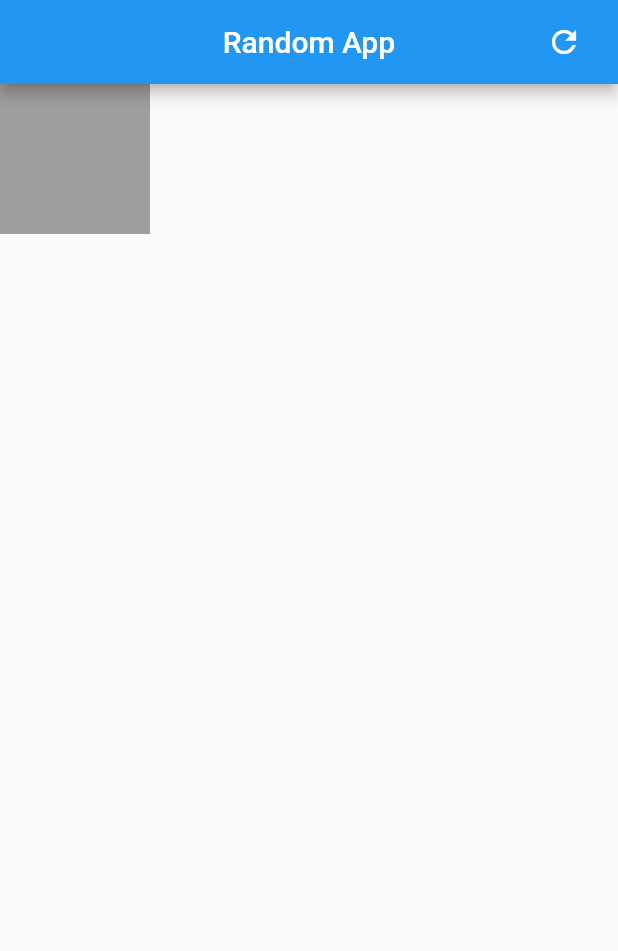
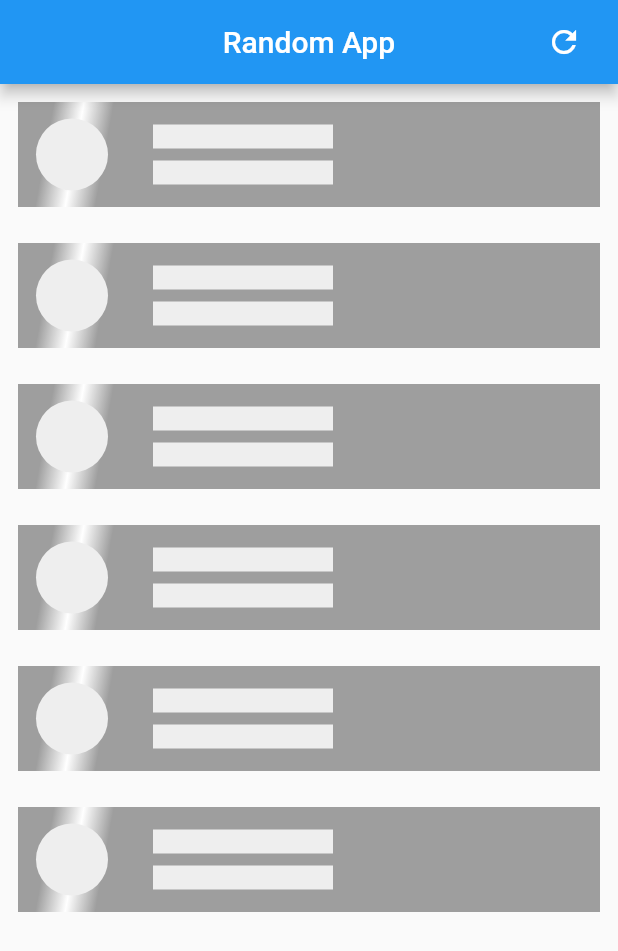
Before and after one commit to vsosmonteiro/giga_test_app, a Flutter app: the screen it shows after launch, after a tap on the "refresh" icon, on a phone screen of 412 x 824 dp. Shown: the top 951 px of the screen. Run offline on Flutter 3.47's test engine with Material 2 defaults, Android fonts, the light colour scheme and no system bars; our stand-ins replace connectivity_plus, dio, equatable, flutter_bloc, sqflite; accounts and stored records are empty; network calls fail.

Commit message:
loading widget

```diff
--- a/lib/repositories/user_repository.dart
+++ b/lib/repositories/user_repository.dart
@@ -21,8 +21,12 @@ abstract class UsersRepository {
     await _connectivity.checkConnectivity();
 
     if (connectivityResult != ConnectivityResult.none && dbuse == false) {
-      return Result.fromJson(
+      Result result=Result.fromJson(
           await UserService.fetchUsers(page: page, gender: gender));
+      result.users?.forEach((element) {
+        insertUser(element);
+      });
+      return result;
     }
 
     List<Map<String, dynamic>> dbquery = await SqLiteService.getUsers(
--- a/lib/views/home_screen.dart
+++ b/lib/views/home_screen.dart
@@ -3,6 +3,7 @@ import 'package:flutter_bloc/flutter_bloc.dart';
 import 'package:giga_test_app/bloc/user/user_bloc.dart';
 import 'package:giga_test_app/bloc/user/user_event.dart';
 import 'package:giga_test_app/bloc/user/user_state.dart';
+import 'package:giga_test_app/widgets/loading_widget.dart';
 
 class HomeScreen extends StatefulWidget {
   const HomeScreen({Key? key}) : super(key: key);
@@ -20,13 +21,12 @@ class _HomeScreenState extends State<HomeScreen> {
         centerTitle: true,
         actions: [
           Padding(
-            padding: EdgeInsets.only(right: 24.0),
+            padding: const EdgeInsets.only(right: 24.0),
             child: InkWell(
               onTap: () {
-                context.read<UserBloc>()
-                  ..add(UserFetchEvent(false, 1, 'male'));
+                context.read<UserBloc>()..add(UserFetchEvent(false, 1, 'male'));
               },
-              child: Icon(Icons.refresh),
+              child: const Icon(Icons.refresh),
             ),
           )
         ],
@@ -34,40 +34,62 @@ class _HomeScreenState extends State<HomeScreen> {
       body: BlocConsumer<UserBloc, UserState>(
         listener: (context, state) {},
         builder: (context, state) {
-          if(state is UserErrorState)
-          {
-            return Container(
-                height: 100,
-                width: 100,
-                color:Colors.pink
+          if (state is UserErrorState) {
+            return Container(height: 100, width: 100, color: Colors.pink);
+          }
+
+          if (state is UserLoadingState) {
+            return ListView.builder(
+              itemBuilder: (context, index) => LoadingWidget(),
+              itemCount: 6,
             );
           }
-
-          if(state is UserLoadingState)
-          {
-            return Container(
-                height: 100,
-                width: 100,
-                color:Colors.grey
+          if (state is UserLoadedState) {
+            return ListView.builder(
+              itemCount: state.result.users!.length,
+              itemBuilder: (context, index) => Container(
+                margin:
+                    const EdgeInsets.symmetric(vertical: 12, horizontal: 24),
+                decoration: BoxDecoration(
+                  border: Border.all(
+                    width: 2,
+                    color: Colors.black,
+                  ),
+                ),
+                child: ListTile(
+                  leading: Container(
+                    height: 50,
+                    width: 50,
+                    decoration: BoxDecoration(
+                      shape: BoxShape.circle,
+                      image: DecorationImage(
+                        image: NetworkImage(
+                            state.result.users![index].picture!.medium!),
+                      ),
+                    ),
+                  ),
+                  title: Text(
+                    state.result.users![index].name!.title! +
+                        ' ' +
+                        state.result.users![index].name!.first! +
+                        ' ' +
+                        state.result.users![index].name!.last!,
+                    style: TextStyle(fontSize: 16),
+                  ),
+                  subtitle: Text(state.result.users![index].email!,
+                      style: TextStyle(fontSize: 12)),
+                  dense: true,
+                  trailing: IconButton(
+                      onPressed: () {
+                        Navigator.pushNamed(context, '/user');
+                      },
+                      icon: Icon(Icons.navigate_next)),
+                ),
+              ),
             );
+          } else {
+            return Container(height: 100, width: 100, color: Colors.red);
           }
-          if(state is UserLoadedState)
-            {
-              return Container(
-                  height: 100,
-                  width: 100,
-                  color:Colors.blue
-              );
-            }
-          else
-            {
-              return Container(
-                  height: 100,
-                  width: 100,
-                  color:Colors.red
-              );
-            }
-
         },
         buildWhen: (previous, current) => previous != current,
       ),
--- /dev/null
+++ b/lib/widgets/loading_widget.dart
@@ -0,0 +1,64 @@
+import 'package:flutter/material.dart';
+
+class LoadingWidget extends StatefulWidget {
+  const LoadingWidget({Key? key}) : super(key: key);
+
+  @override
+  State<LoadingWidget> createState() => _LoadingWidgetState();
+}
+
+class _LoadingWidgetState extends State<LoadingWidget> {
+  double start = 0.05;
+
+  @override
+  void initState() {
+    _recursion();
+    super.initState();
+  }
+
+  @override
+  Widget build(BuildContext context) {
+    return AnimatedContainer(
+      height: 70,
+      duration: Duration(milliseconds: 10),
+      margin: EdgeInsets.symmetric(vertical: 12, horizontal: 12),
+      decoration: BoxDecoration(
+        gradient: LinearGradient(
+            colors: [Colors.grey, Colors.white, Colors.grey],
+            stops: [start - 0.05, start, start + 0.05],
+            begin: Alignment.topLeft,
+            end: Alignment.bottomRight),
+      ),
+      alignment: Alignment.centerLeft,
+      child: Row(
+        children: [
+          Padding(
+            padding: const EdgeInsets.only(left: 12.0),
+            child: CircleAvatar(backgroundColor: Colors.grey.shade200,radius: 24,),
+          ),
+          Padding(padding: EdgeInsets.only(left: 30),child: Column(mainAxisAlignment:MainAxisAlignment.center,children: [Container(height: 16,width: 120,color: Colors.grey.shade200,),SizedBox(height: 8,),Container(height: 16,width: 120,color: Colors.grey.shade200,)],))
+        ],
+      ),
+    );
+  }
+
+  Future<void> _recursion() async {
+    await Future.delayed(
+      Duration(milliseconds: 10),
+      () {
+        if (mounted) {
+          setState(
+            () {
+              if (start < 0.98) {
+                start += 0.01;
+              } else {
+                start = 0.05;
+              }
+            },
+          );
+          _recursion();
+        }
+      },
+    );
+  }
+}
```
